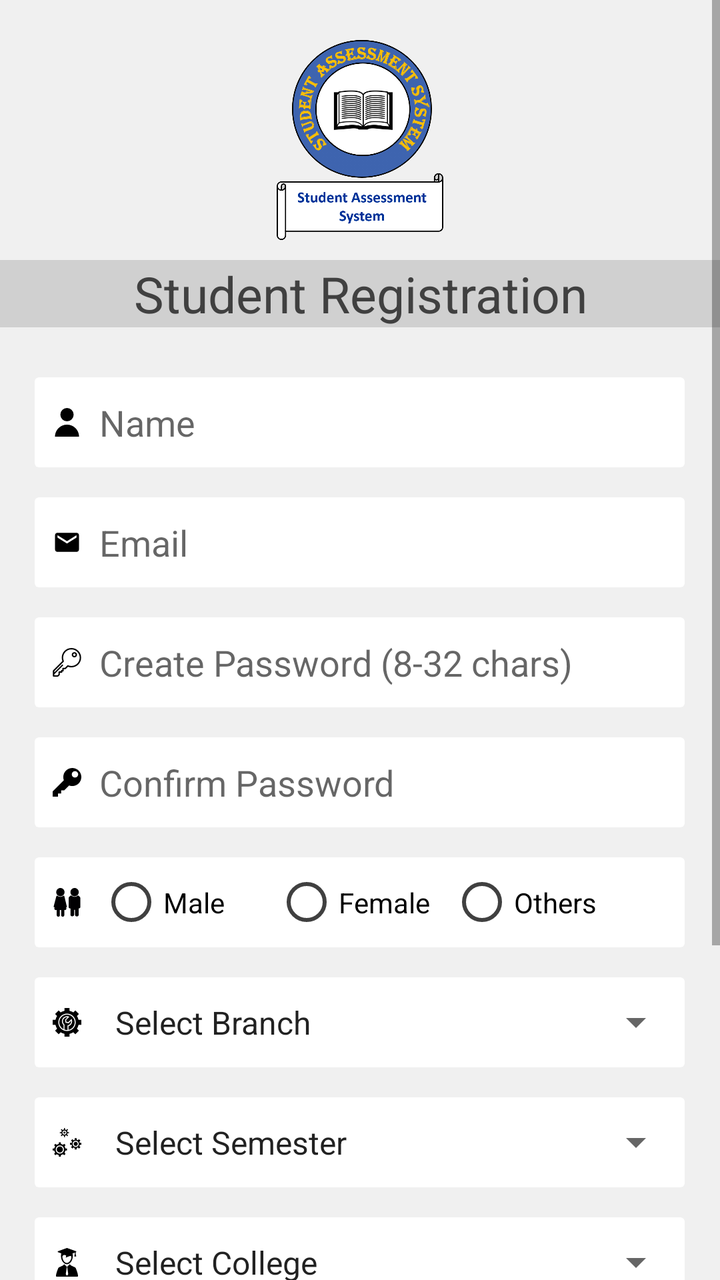
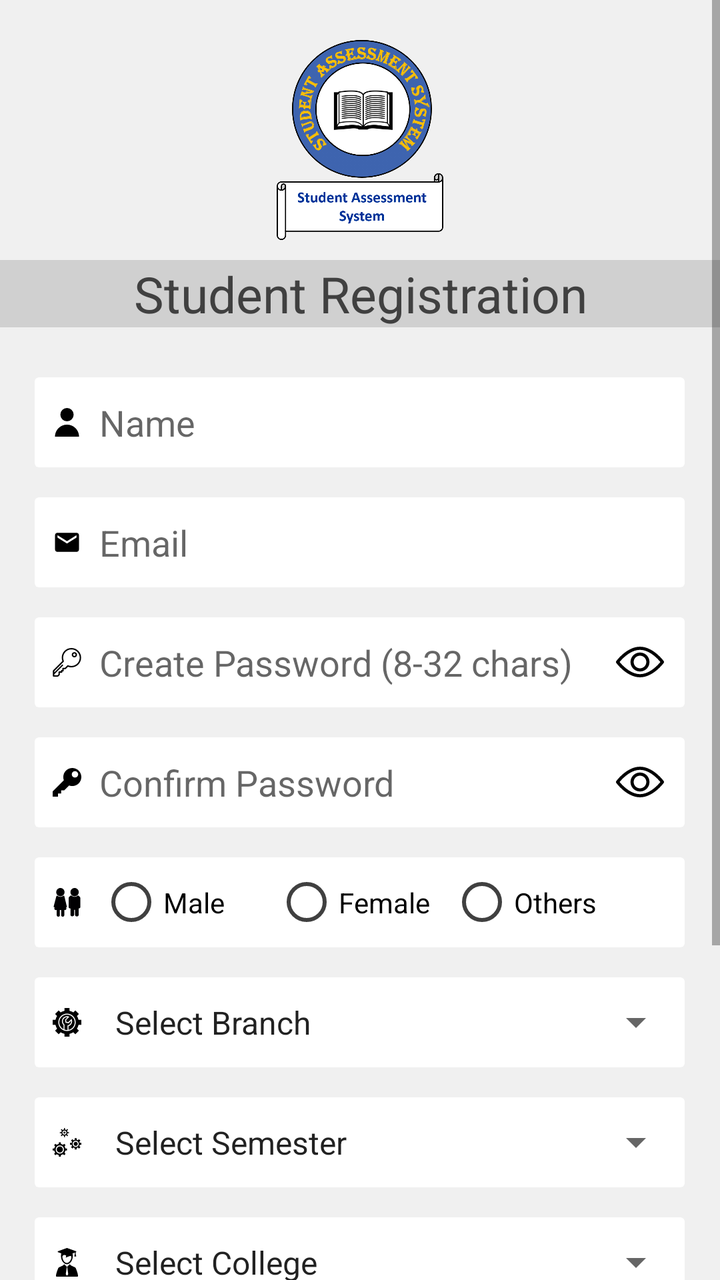

Before-and-after screenshots of an Android layout around one commit, followed by the original layout XML and the change that was made.
<!-- AndroidManifest.xml: application theme AppTheme -->
<!-- res/layout/activity_student_registration.xml -->
<?xml version="1.0" encoding="utf-8"?>
<ScrollView xmlns:android="http://schemas.android.com/apk/res/android"
    xmlns:tools="http://schemas.android.com/tools"
    android:layout_width="match_parent"
    android:layout_height="wrap_content"
    android:scrollbars="vertical">

    <LinearLayout xmlns:android="http://schemas.android.com/apk/res/android"
        xmlns:app="http://schemas.android.com/apk/res-auto"
        xmlns:tools="http://schemas.android.com/tools"
        android:layout_width="match_parent"
        android:layout_height="wrap_content"
        android:background="@color/lightgrey"
        android:orientation="vertical"
        tools:context=".StudentRegistration">

        <ImageView
            android:layout_width="100dp"
            android:layout_height="100dp"
            android:layout_gravity="center"
            android:layout_marginTop="20dp"
            android:src="@drawable/student" />

        <TextView
            android:layout_width="match_parent"
            android:layout_height="wrap_content"
            android:layout_gravity="center"
            android:layout_marginTop="10dp"
            android:layout_marginBottom="10dp"
            android:background="#d0d0d0"
            android:gravity="center"
            android:text="Student Registration"
            android:textColor="@color/verydarkgrey"
            android:textSize="25sp" />

        <android.support.v7.widget.CardView
            android:layout_width="325dp"
            android:layout_height="45dp"
            android:layout_gravity="center"
            android:layout_marginTop="15dp"
            app:cardElevation="0dp">

            <LinearLayout
                android:layout_width="match_parent"
                android:layout_height="match_parent"
                android:orientation="horizontal">

                <ImageView
                    android:layout_width="0dp"
                    android:layout_height="match_parent"
                    android:layout_weight="0.1"
                    android:padding="9dp"
                    android:src="@drawable/ic_001_user" />

                <EditText
                    android:id="@+id/et_name"
                    android:layout_width="0dp"
                    android:layout_height="match_parent"
                    android:layout_weight="0.9"
                    android:background="@null"
                    android:hint="Name"
                    android:inputType="text"
                    android:maxLines="1"/>
            </LinearLayout>
        </android.support.v7.widget.CardView>

        <android.support.v7.widget.CardView
            android:layout_width="325dp"
            android:layout_height="45dp"
            android:layout_gravity="center"
            android:layout_marginTop="15dp"
            app:cardElevation="0dp">

            <LinearLayout
                android:layout_width="match_parent"
                android:layout_height="match_parent"
                android:orientation="horizontal">

                <ImageView
                    android:layout_width="0dp"
                    android:layout_height="match_parent"
                    android:layout_weight="0.1"
                    android:padding="9dp"
                    android:src="@drawable/ic_email_black_24dp" />

                <EditText
                    android:id="@+id/et_email"
                    android:layout_width="0dp"
                    android:layout_height="match_parent"
                    android:layout_weight="0.9"
                    android:maxLines="1"
                    android:background="@null"
                    android:hint="Email"
                    android:inputType="textEmailAddress"
                    android:textSize="18sp" />
            </LinearLayout>
        </android.support.v7.widget.CardView>

        <android.support.v7.widget.CardView
            android:layout_width="325dp"
            android:layout_height="45dp"
            android:layout_gravity="center"
            android:layout_marginTop="15dp"
            app:cardElevation="0dp">

            <LinearLayout
                android:layout_width="match_parent"
                android:layout_height="match_parent"
                android:orientation="horizontal">

                <ImageView
                    android:layout_width="0dp"
                    android:layout_height="match_parent"
                    android:layout_weight="0.1"
                    android:padding="9dp"
                    android:src="@drawable/ic_key" />

                <EditText
                    android:id="@+id/et_createpassw"
                    android:layout_width="0dp"
                    android:layout_height="match_parent"
                    android:layout_weight="0.9"
                    android:maxLines="1"
                    android:background="@null"
                    android:hint="Create Password (8-32 chars)"
                    android:inputType="textPassword"
                    android:textSize="18sp" />
            </LinearLayout>
        </android.support.v7.widget.CardView>

        <android.support.v7.widget.CardView
            android:layout_width="325dp"
            android:layout_height="45dp"
            android:layout_gravity="center"
            android:layout_marginTop="15dp"
            app:cardElevation="0dp">

            <LinearLayout
                android:layout_width="match_parent"
                android:layout_height="match_parent"
                android:orientation="horizontal">

                <ImageView
                    android:layout_width="0dp"
                    android:layout_height="match_parent"
                    android:layout_weight="0.1"
                    android:padding="9dp"
                    android:src="@drawable/ic_001_key_silhouette_security_tool_interface_symbol_of_password" />

                <EditText
                    android:id="@+id/et_confirmpassw"
                    android:layout_width="0dp"
                    android:layout_height="match_parent"
                    android:layout_weight="0.9"
                    android:background="@null"
                    android:maxLines="1"
                    android:hint="Confirm Password"
                    android:inputType="textPassword"
                    android:textSize="18sp" />
            </LinearLayout>
        </android.support.v7.widget.CardView>

        <android.support.v7.widget.CardView
            android:layout_width="325dp"
            android:layout_height="45dp"
            android:layout_gravity="center"
            android:layout_marginTop="15dp"
            app:cardElevation="0dp">

            <LinearLayout
                android:layout_width="match_parent"
                android:layout_height="match_parent"
                android:orientation="horizontal">

                <ImageView
                    android:layout_width="0dp"
                    android:layout_height="match_parent"
                    android:layout_weight="0.1"
                    android:padding="9dp"
                    android:src="@drawable/ic_002_male_and_female_avatars" />

                <RadioGroup
                    android:id="@+id/radioGroup_gender"
                    android:layout_width="0dp"
                    android:layout_height="match_parent"
                    android:layout_weight="0.9"
                    android:orientation="horizontal">

                    <RadioButton
                        android:id="@+id/rad_male"
                        android:layout_width="0dp"
                        android:layout_weight="0.3"
                        android:layout_height="match_parent"
                        android:buttonTint="@color/verydarkgrey"
                        android:text="Male" />

                    <RadioButton
                        android:id="@+id/rad_female"
                        android:layout_width="0dp"
                        android:layout_weight="0.3"
                        android:buttonTint="@color/verydarkgrey"
                        android:layout_height="match_parent"
                        android:text="Female" />

                    <RadioButton
                        android:id="@+id/rad_others"
                        android:layout_width="0dp"
                        android:layout_weight="0.4"
                        android:buttonTint="@color/verydarkgrey"
                        android:layout_height="match_parent"
                        android:text="Others" />
                </RadioGroup>
            </LinearLayout>
        </android.support.v7.widget.CardView>

        <android.support.v7.widget.CardView
            android:layout_width="325dp"
            android:layout_height="45dp"
            android:layout_gravity="center"
            android:layout_marginTop="15dp"
            app:cardElevation="0dp">

            <LinearLayout
                android:layout_width="match_parent"
                android:layout_height="match_parent"
                android:orientation="horizontal">

                <ImageView
                    android:layout_width="0dp"
                    android:layout_height="match_parent"
                    android:layout_weight="0.1"
                    android:padding="9dp"
                    android:src="@drawable/ic_003_engineer" />

                <Spinner
                    android:id="@+id/sp_branch"
                    android:layout_width="0dp"
                    android:layout_height="match_parent"
                    android:layout_weight="0.9"
                    android:entries="@array/branches" />
            </LinearLayout>
        </android.support.v7.widget.CardView>

        <android.support.v7.widget.CardView
            android:layout_width="325dp"
            android:layout_height="45dp"
            android:layout_gravity="center"
            android:layout_marginTop="15dp"
            app:cardElevation="0dp">

            <LinearLayout
                android:layout_width="match_parent"
                android:layout_height="match_parent"
                android:orientation="horizontal">

                <ImageView
                    android:layout_width="0dp"
                    android:layout_height="match_parent"
                    android:layout_weight="0.1"
                    android:padding="9dp"
                    android:src="@drawable/ic_004_gears" />

                <Spinner
                    android:id="@+id/sp_semester"
                    android:layout_width="0dp"
                    android:layout_height="match_parent"
                    android:layout_weight="0.9"
                    android:entries="@array/semester" />
            </LinearLayout>
        </android.support.v7.widget.CardView>

        <android.support.v7.widget.CardView
            android:layout_width="325dp"
            android:layout_height="45dp"
            android:layout_gravity="center"
            android:layout_marginTop="15dp"
            app:cardElevation="0dp">

            <LinearLayout
                android:layout_width="match_parent"
                android:layout_height="match_parent"
                android:orientation="horizontal">

                <ImageView
                    android:layout_width="0dp"
                    android:layout_height="match_parent"
                    android:layout_weight="0.1"
                    android:padding="9dp"
                    android:src="@drawable/ic_005_graduate_student_avatar" />

                <Spinner
                    android:id="@+id/sp_college"
                    android:layout_width="0dp"
                    android:layout_height="match_parent"
                    android:layout_weight="0.9"
                    android:entries="@array/collegelist" />
            </LinearLayout>
        </android.support.v7.widget.CardView>

        <android.support.v7.widget.CardView
            android:layout_width="325dp"
            android:layout_height="45dp"
            android:layout_gravity="center"
            android:layout_marginTop="15dp"
            app:cardElevation="0dp">

            <LinearLayout
                android:layout_width="match_parent"
                android:layout_height="match_parent"
                android:orientation="horizontal">

                <ImageView
                    android:layout_width="0dp"
                    android:layout_height="match_parent"
                    android:layout_weight="0.1"
                    android:padding="9dp"
                    android:src="@drawable/ic_006_college_graduation" />

                <Spinner
                    android:id="@+id/sp_university"
                    android:layout_width="0dp"
                    android:layout_height="match_parent"
                    android:layout_weight="0.9"
                    android:entries="@array/university" />
            </LinearLayout>
        </android.support.v7.widget.CardView>

        <android.support.v7.widget.CardView
            android:layout_width="325dp"
            android:layout_height="wrap_content"
            android:layout_gravity="center"
            android:layout_marginTop="15dp"
            app:cardElevation="0dp">
            <CheckBox android:id="@+id/checkbox_meat"
                android:layout_width="match_parent"
                android:layout_height="wrap_content"
                android:text="@string/checkbox"
                android:paddingTop="5dp"
                android:paddingBottom="5dp"
                android:textSize="15sp"
                android:buttonTint="@color/blue"/>
        </android.support.v7.widget.CardView>

        <android.support.v7.widget.CardView
            android:layout_width="325dp"
            android:layout_height="50dp"
            android:layout_gravity="center"
            android:layout_marginTop="25dp"
            android:layout_marginBottom="15dp"
            app:cardCornerRadius="5dp">

            <Button
                android:id="@+id/btnRegister"
                android:layout_width="match_parent"
                android:layout_height="match_parent"
                android:background="#0000ff"
                android:text="REGISTER"
                android:textColor="#ffffff"
                android:textSize="25sp" />
        </android.support.v7.widget.CardView>


    </LinearLayout>
</ScrollView>
<!-- resources referenced by this layout -->
<resources>
  <string-array name="branches">
          <item>Select Branch</item>
          <item>Computer Science and Engineering</item>
          <item>Electronics and Communication Engineering</item>
          <item>Mechanical Engineering</item>
          <item>Electrical Engineering</item>
          <item>Civil Engineering</item>
          <item>Others</item>
      </string-array>
  <string-array name="semester">
          <item>Select Semester</item>
          <item>1st Semester</item>
          <item>2nd Semester</item>
          <item>3rd Semester</item>
          <item>4th Semester</item>
          <item>5th Semester</item>
          <item>6th Semester</item>
          <item>7th Semester</item>
          <item>8th Semester</item>
      </string-array>
  <string-array name="university">
          <item>Select University</item>
          <item>Jharkhand University of Technology</item>
          <item>Kolhan University</item>
          <item>Others</item>
  
      </string-array>
  <color name="blue">#0000ff</color>
  <color name="lightgrey">#f0f0f0</color>
  <color name="verydarkgrey">#404040</color>
  <!-- drawable ic_001_user (drawable) -->
  <vector android:height="24dp" android:viewportHeight="258.75"
      android:viewportWidth="258.75" android:width="24dp" xmlns:android="http://schemas.android.com/apk/res/android">
      <path android:fillColor="#FF000000" android:pathData="M129.375,60m-60,0a60,60 0,1 1,120 0a60,60 0,1 1,-120 0"/>
      <path android:fillColor="#FF000000" android:pathData="M129.375,150c-60.061,0 -108.75,48.689 -108.75,108.75h217.5C238.125,198.689 189.436,150 129.375,150z"/>
  </vector>
  <!-- drawable ic_email_black_24dp (drawable) -->
  <vector xmlns:android="http://schemas.android.com/apk/res/android"
          android:width="24dp"
          android:height="24dp"
          android:viewportWidth="24.0"
          android:viewportHeight="24.0">
      <path
          android:fillColor="#FF000000"
          android:pathData="M20,4L4,4c-1.1,0 -1.99,0.9 -1.99,2L2,18c0,1.1 0.9,2 2,2h16c1.1,0 2,-0.9 2,-2L22,6c0,-1.1 -0.9,-2 -2,-2zM20,8l-8,5 -8,-5L4,6l8,5 8,-5v2z"/>
  </vector>
  <string name="checkbox">By clicking Register you are agreeing to the Terms and Conditions.</string>
  <style name="AppTheme" parent="Theme.AppCompat.Light.NoActionBar">
          
          <item name="colorPrimary">@color/colorPrimary</item>
          <item name="colorPrimaryDark">@color/colorPrimaryDark</item>
          <item name="colorAccent">@color/colorAccent</item>
      </style>
  <color name="colorPrimary">#00acee</color>
  <color name="colorPrimaryDark">#00acee</color>
  <color name="colorAccent">#D81B60</color>
  <!-- unchanged entries left out for length: 9 -->
</resources>

<!-- the commit's change to res/layout/activity_student_registration.xml (unified diff, before → after) -->
@@ -122,6 +122,8 @@
                     android:layout_weight="0.9"
                     android:maxLines="1"
                     android:background="@null"
+                    android:drawableEnd="@drawable/ic_visible_eye"
+                    android:paddingEnd="10dp"
                     android:hint="Create Password (8-32 chars)"
                     android:inputType="textPassword"
                     android:textSize="18sp" />
@@ -154,6 +156,8 @@
                     android:layout_weight="0.9"
                     android:background="@null"
                     android:maxLines="1"
+                    android:drawableEnd="@drawable/ic_visible_eye"
+                    android:paddingEnd="10dp"
                     android:hint="Confirm Password"
                     android:inputType="textPassword"
                     android:textSize="18sp" />
<!-- resource entries referenced after the edit -->
@@ -46,6 +46,12 @@
           android:fillColor="#FF000000"
           android:pathData="M20,4L4,4c-1.1,0 -1.99,0.9 -1.99,2L2,18c0,1.1 0.9,2 2,2h16c1.1,0 2,-0.9 2,-2L22,6c0,-1.1 -0.9,-2 -2,-2zM20,8l-8,5 -8,-5L4,6l8,5 8,-5v2z"/>
   </vector>
+  <!-- drawable ic_visible_eye (drawable) -->
+  <vector android:height="24dp" android:viewportHeight="511.999"
+      android:viewportWidth="511.999" android:width="24dp" xmlns:android="http://schemas.android.com/apk/res/android">
+      <path android:fillColor="#FF000000" android:pathData="M508.745,246.041c-4.574,-6.257 -113.557,-153.206 -252.748,-153.206S7.818,239.784 3.249,246.035c-4.332,5.936 -4.332,13.987 0,19.923c4.569,6.257 113.557,153.206 252.748,153.206s248.174,-146.95 252.748,-153.201C513.083,260.028 513.083,251.971 508.745,246.041zM255.997,385.406c-102.529,0 -191.33,-97.533 -217.617,-129.418c26.253,-31.913 114.868,-129.395 217.617,-129.395c102.524,0 191.319,97.516 217.617,129.418C447.361,287.923 358.746,385.406 255.997,385.406z"/>
+      <path android:fillColor="#FF000000" android:pathData="M255.997,154.725c-55.842,0 -101.275,45.433 -101.275,101.275s45.433,101.275 101.275,101.275s101.275,-45.433 101.275,-101.275S311.839,154.725 255.997,154.725zM255.997,323.516c-37.23,0 -67.516,-30.287 -67.516,-67.516s30.287,-67.516 67.516,-67.516s67.516,30.287 67.516,67.516S293.227,323.516 255.997,323.516z"/>
+  </vector>
   <string name="checkbox">By clicking Register you are agreeing to the Terms and Conditions.</string>
   <style name="AppTheme" parent="Theme.AppCompat.Light.NoActionBar">
           
